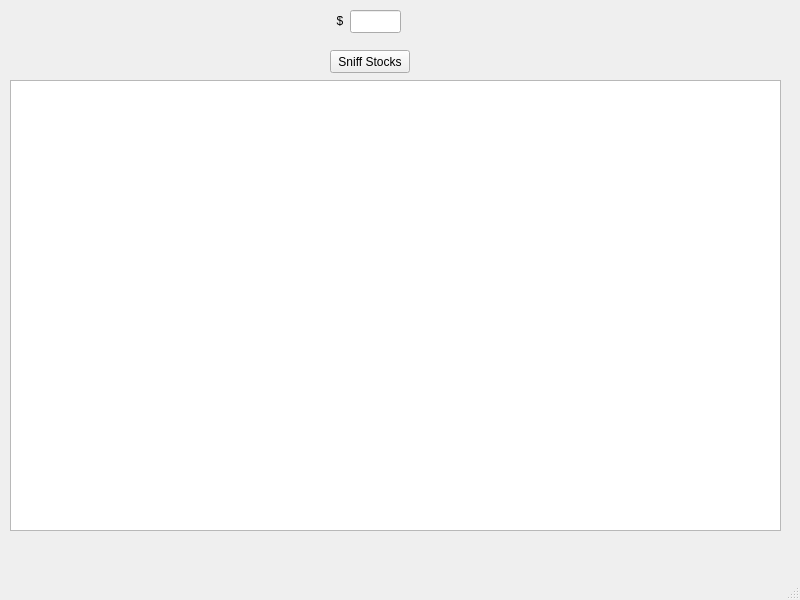
This is MainWindow.ui in menevia16a/StockHound as Qt 5 draws it before an edit. The edited form follows.
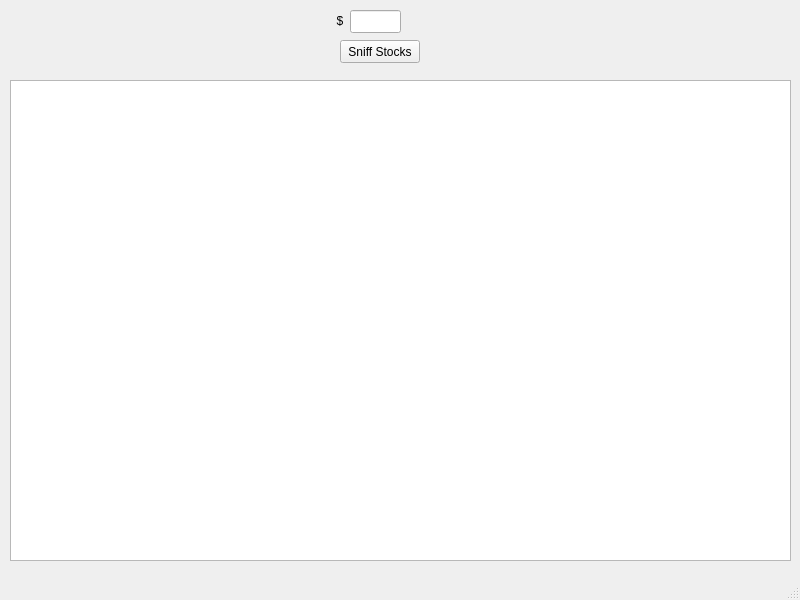
This is the edited form.

Commit message: Major DB and UI overhaul

Diff of the .ui file:
```diff
--- a/MainWindow.ui
+++ b/MainWindow.ui
@@ -17,8 +17,8 @@
    <widget class="QPushButton" name="searchButton">
     <property name="geometry">
      <rect>
-      <x>330</x>
-      <y>50</y>
+      <x>340</x>
+      <y>40</y>
       <width>80</width>
       <height>23</height>
      </rect>
@@ -40,16 +40,6 @@
      <bool>false</bool>
     </property>
    </widget>
-   <widget class="QPlainTextEdit" name="stockList">
-    <property name="geometry">
-     <rect>
-      <x>10</x>
-      <y>80</y>
-      <width>771</width>
-      <height>451</height>
-     </rect>
-    </property>
-   </widget>
    <widget class="QLabel" name="label">
     <property name="geometry">
      <rect>
@@ -69,6 +59,19 @@
      <set>Qt::AlignCenter</set>
     </property>
    </widget>
+   <widget class="QTableView" name="stockList">
+    <property name="geometry">
+     <rect>
+      <x>10</x>
+      <y>80</y>
+      <width>781</width>
+      <height>481</height>
+     </rect>
+    </property>
+    <property name="sortingEnabled">
+     <bool>true</bool>
+    </property>
+   </widget>
   </widget>
   <widget class="QMenuBar" name="menubar">
    <property name="geometry">
```
The commit also changes 5 other files.
